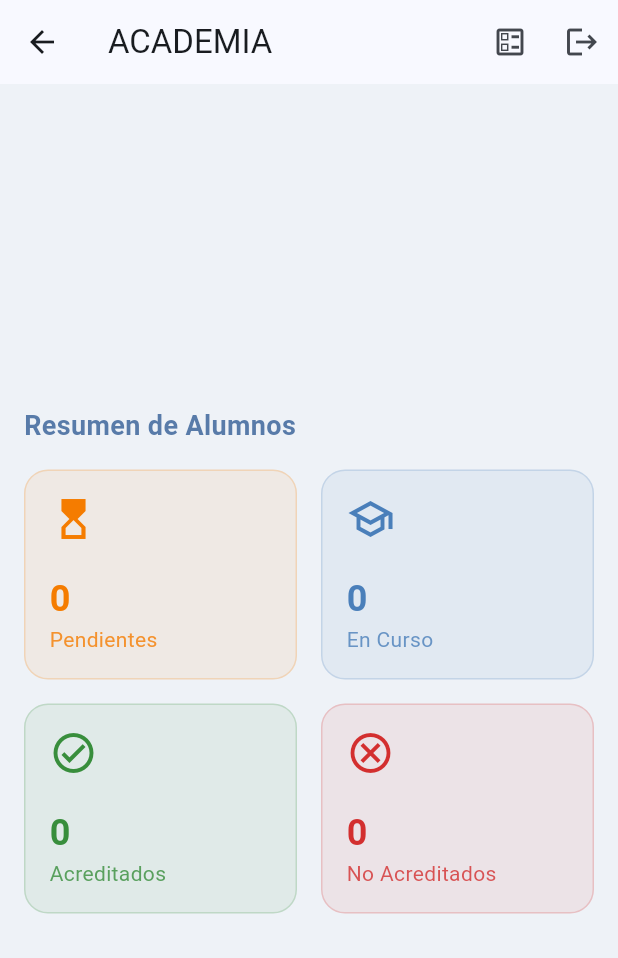
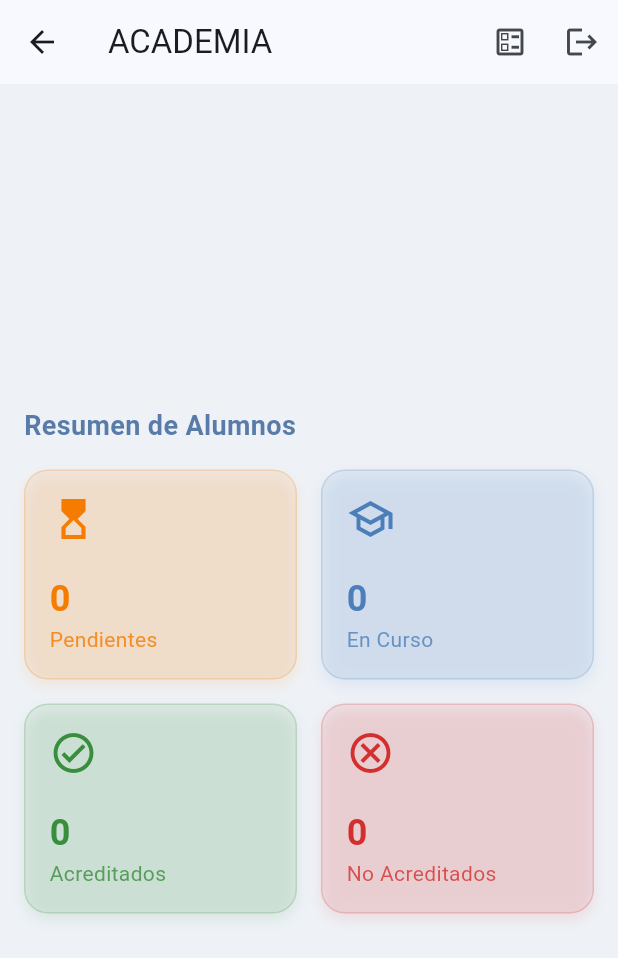
Before and after one commit to betilloXann/proyecto_tutorias, a Flutter app: the AcademyHomeView screen opened directly, on a phone screen of 412 x 824 dp. Shown: the top 958 px of the screen. Run offline on Flutter 3.47's test engine with Material 3 defaults, Android fonts, the phone set to English and light mode, and no system bars; our stand-ins replace cloud_firestore, file_picker, firebase_auth, firebase_core, firebase_storage, flutter_svg and 3 more; missing offline and left inert: excel; accounts and stored records are empty.

Commit message:
:sparkles: feat: Se agregaron los cuadritos animados

```diff
--- a/lib/features/dashboard/views/academy_home_view.dart
+++ b/lib/features/dashboard/views/academy_home_view.dart
@@ -1,3 +1,4 @@
+import 'package:flutter/foundation.dart';
 import 'package:flutter/material.dart';
 import 'package:provider/provider.dart';
 import '../../../core/widgets/responsive_container.dart';
@@ -100,7 +101,12 @@ class AcademyHomeView extends StatelessWidget {
                                 )
                             ),
                           ),
-                          child: _buildSummaryCard('Pendientes', vm.pendingStudents.length.toString(), Icons.hourglass_top_outlined, Colors.orange.shade700),
+                          child: _HoverableSummaryCard(
+                            title: 'Pendientes',
+                            count: vm.pendingStudents.length.toString(),
+                            icon: Icons.hourglass_top_outlined,
+                            color: Colors.orange.shade700,
+                          ),
                         ),
                         GestureDetector(
                           onTap: () => Navigator.push(
@@ -113,7 +119,12 @@ class AcademyHomeView extends StatelessWidget {
                                 )
                             ),
                           ),
-                          child: _buildSummaryCard('En Curso', vm.assignedStudents.length.toString(), Icons.school_outlined, AppTheme.bluePrimary),
+                          child: _HoverableSummaryCard(
+                            title: 'En Curso',
+                            count: vm.assignedStudents.length.toString(),
+                            icon: Icons.school_outlined,
+                            color: AppTheme.bluePrimary,
+                          ),
                         ),
                         GestureDetector(
                           onTap: () => Navigator.push(
@@ -125,7 +136,12 @@ class AcademyHomeView extends StatelessWidget {
                                 )
                             ),
                           ),
-                          child: _buildSummaryCard('Acreditados', vm.accreditedStudents.length.toString(), Icons.check_circle_outlined, Colors.green.shade700),
+                          child: _HoverableSummaryCard(
+                            title: 'Acreditados',
+                            count: vm.accreditedStudents.length.toString(),
+                            icon: Icons.check_circle_outlined,
+                            color: Colors.green.shade700,
+                          ),
                         ),
                         GestureDetector(
                           onTap: () => Navigator.push(
@@ -137,7 +153,12 @@ class AcademyHomeView extends StatelessWidget {
                                 )
                             ),
                           ),
-                          child: _buildSummaryCard('No Acreditados', vm.notAccreditedStudents.length.toString(), Icons.cancel_outlined, Colors.red.shade700),
+                          child: _HoverableSummaryCard(
+                            title: 'No Acreditados',
+                            count: vm.notAccreditedStudents.length.toString(),
+                            icon: Icons.cancel_outlined,
+                            color: Colors.red.shade700,
+                          ),
                         ),
                       ],
                     )
@@ -150,13 +171,48 @@ class AcademyHomeView extends StatelessWidget {
       ),
     );
   }
+}
 
-  Widget _buildSummaryCard(String title, String count, IconData icon, Color color) {
-    return Container(
+// --- NEW: Hoverable Card Widget ---
+class _HoverableSummaryCard extends StatefulWidget {
+  final String title;
+  final String count;
+  final IconData icon;
+  final Color color;
+
+  const _HoverableSummaryCard({required this.title, required this.count, required this.icon, required this.color});
+
+  @override
+  State<_HoverableSummaryCard> createState() => _HoverableSummaryCardState();
+}
+
+class _HoverableSummaryCardState extends State<_HoverableSummaryCard> {
+  bool _isHovered = false;
+
+  @override
+  Widget build(BuildContext context) {
+    final transform = kIsWeb && _isHovered ? (Matrix4.identity()..scale(1.05)) : Matrix4.identity();
+    final duration = const Duration(milliseconds: 200);
+
+    return MouseRegion(
+      onEnter: (_) => { if (kIsWeb) setState(() => _isHovered = true) },
+      onExit: (_) => { if (kIsWeb) setState(() => _isHovered = false) },
+      child: AnimatedContainer(
+        duration: duration,
+        transform: transform,
+        transformAlignment: FractionalOffset.center,
+        child: Container(
           decoration: BoxDecoration(
-          color: color.withAlpha(20),
+            color: widget.color.withAlpha(_isHovered && kIsWeb ? 40 : 20),
             borderRadius: BorderRadius.circular(16),
-          border: Border.all(color: color.withAlpha(50))
+            border: Border.all(color: widget.color.withAlpha(50)),
+            boxShadow: [
+              BoxShadow(
+                color: widget.color.withAlpha(_isHovered && kIsWeb ? 60 : 30),
+                blurRadius: _isHovered && kIsWeb ? 12 : 8,
+                offset: Offset(0, _isHovered && kIsWeb ? 6 : 4),
+              )
+            ]
           ),
           child: Padding(
             padding: const EdgeInsets.all(16.0),
@@ -164,20 +220,23 @@ class AcademyHomeView extends StatelessWidget {
               crossAxisAlignment: CrossAxisAlignment.start,
               mainAxisAlignment: MainAxisAlignment.spaceBetween,
               children: [
-            Icon(icon, size: 32, color: color),
+                Icon(widget.icon, size: 32, color: widget.color),
                 Column(
                   crossAxisAlignment: CrossAxisAlignment.start,
                   children: [
-                Text(count, style: TextStyle(fontSize: 24, fontWeight: FontWeight.bold, color: color)),
-                Text(title, style: TextStyle(color: color.withOpacity(0.8))),
+                    Text(widget.count, style: TextStyle(fontSize: 24, fontWeight: FontWeight.bold, color: widget.color)),
+                    Text(widget.title, style: TextStyle(color: widget.color.withOpacity(0.8))),
                   ],
                 ),
               ],
             ),
           ),
+        ),
+      ),
     );
   }
 }
+
 
 class _AssignmentForm extends StatefulWidget {
   final UserModel student;
@@ -200,7 +259,6 @@ class _AssignmentFormState extends State<_AssignmentForm> {
     final vm = context.read<AcademyViewModel>();
     if (vm.availableSubjectsForStudent.length == 1) {
       _selectedSubject = vm.availableSubjectsForStudent.first;
-      // --- FIX: Auto-select professor if there is only one ---
       if (_selectedSubject!.professors.length == 1) {
         _selectedProfessor = _selectedSubject!.professors.first;
         _scheduleCtrl.text = _selectedProfessor!.schedule;
@@ -232,7 +290,6 @@ class _AssignmentFormState extends State<_AssignmentForm> {
     );
 
     if (mounted && success){
-      // Pop twice to close the modal and go back from the student list
       Navigator.of(context).pop();
       Navigator.of(context).pop();
     } else if(mounted) {
@@ -256,14 +313,13 @@ class _AssignmentFormState extends State<_AssignmentForm> {
           const SizedBox(height: 20),
 
           DropdownButtonFormField<SubjectModel>(
-            value: _selectedSubject, // <-- FIX: Use value instead of initialValue
+            value: _selectedSubject,
             decoration: const InputDecoration(labelText: "Materia", border: OutlineInputBorder()),
             items: vm.availableSubjectsForStudent.map((s) => DropdownMenuItem(value: s, child: Text(s.name))).toList(),
             onChanged: (val) => setState(() {
               _selectedSubject = val;
               _selectedProfessor = null;
               _scheduleCtrl.clear();
-              // --- FIX: Auto-select professor if there is only one ---
               if (val != null && val.professors.length == 1) {
                 _selectedProfessor = val.professors.first;
                 _scheduleCtrl.text = _selectedProfessor!.schedule;
@@ -273,7 +329,7 @@ class _AssignmentFormState extends State<_AssignmentForm> {
           const SizedBox(height: 15),
 
           DropdownButtonFormField<ProfessorModel>(
-            value: _selectedProfessor, // <-- THE MAIN FIX
+            value: _selectedProfessor,
             decoration: const InputDecoration(labelText: "Profesor", border: OutlineInputBorder()),
             items: _selectedSubject?.professors.map((p) => DropdownMenuItem(value: p, child: Text(p.name))).toList(),
             onChanged: (val) => setState(() {
```
Also changed, not shown: lib/features/dashboard/views/department_home_view.dart (+77 -22 lines). Lines whose indentation alone changed are shown as unchanged.
